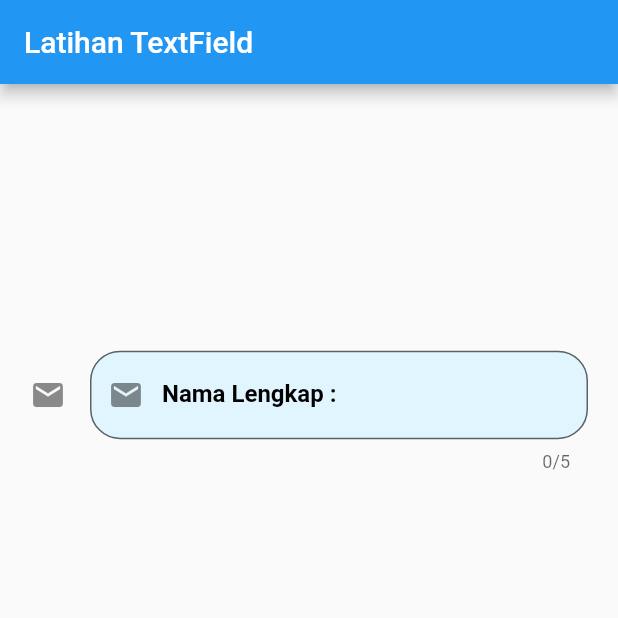
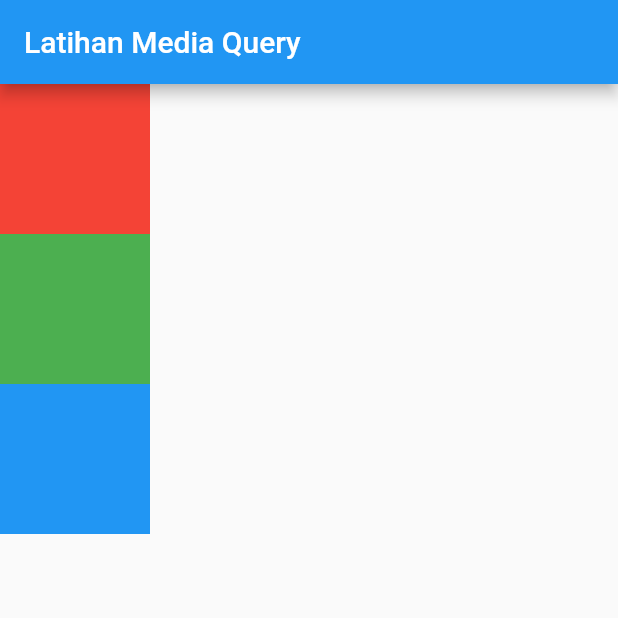
Before and after one commit to rivaldofez/flutter_learnerd, a Flutter app: the screen it shows after launch, on a phone screen of 412 x 824 dp, the top half of it. Run offline on Flutter 3.47's test engine with Material 2 defaults, Android fonts, the phone set to English and light mode, and no system bars.

Commit message:
using media query size and orientation

```diff
--- a/lib/main.dart
+++ b/lib/main.dart
@@ -2,54 +2,49 @@ import 'package:flutter/material.dart';
 
 void main() => runApp(MyApp());
 
-class MyApp extends StatefulWidget {
-  @override
-  _MyAppState createState() => _MyAppState();
-}
-
-class _MyAppState extends State<MyApp> {
-  TextEditingController controller = TextEditingController();
-
+class MyApp extends StatelessWidget {
   @override
   Widget build(BuildContext context) {
     return MaterialApp(
-      home: Scaffold(
-        appBar: AppBar(
-          title: Text("Latihan TextField"),
-        ),
-        body: Container(
-          margin: EdgeInsets.all(20),
-          child: Column(
-            mainAxisAlignment: MainAxisAlignment.spaceAround,
-            children: [
-              TextField(
-                decoration: InputDecoration(
-                  fillColor: Colors.lightBlue[50],
-                  filled: true,
-                  icon: Icon(Icons.email),
-                  suffix: Container(width: 5, height: 5, color: Colors.red,),
-                  prefixIcon: Icon(Icons.email),
-                  prefixText: "Name :",
-                  prefixStyle: TextStyle(color: Colors.blue, fontWeight: FontWeight.bold),
-                  labelText: "Nama Lengkap :",
-                  labelStyle: TextStyle(color: Colors.black, fontWeight: FontWeight.bold),
-                  hintText: "Nama Lengkapnya lho.",
-                  hintStyle: TextStyle(fontSize: 12),
-                  border: OutlineInputBorder(borderRadius: BorderRadius.circular(20))
-                ),
-                maxLength: 5,
-                onChanged: (value){
-                  setState(() {
-
-                  });
-                },
-                controller: controller,
-              ),
-              Text(controller.text),
-            ],
-          ),
-        ),
-      ),
+      home: MainPage(),
     );
   }
 }
+
+class MainPage extends StatelessWidget {
+  @override
+  Widget build(BuildContext context) {
+    return Scaffold(
+      appBar: AppBar(
+        title: Text("Latihan Media Query"),
+      ),
+      body: (MediaQuery.of(context).orientation == Orientation.portrait)
+          ? Column(
+              children: generateContainers(),
+            )
+          : Row(
+              children: generateContainers(),
+            ),
+    );
+  }
+
+  List<Widget> generateContainers() {
+    return [
+      Container(
+        color: Colors.red,
+        width: 100,
+        height: 100,
+      ),
+      Container(
+        color: Colors.green,
+        width: 100,
+        height: 100,
+      ),
+      Container(
+        color: Colors.blue,
+        width: 100,
+        height: 100,
+      ),
+    ];
+  }
+}
```
